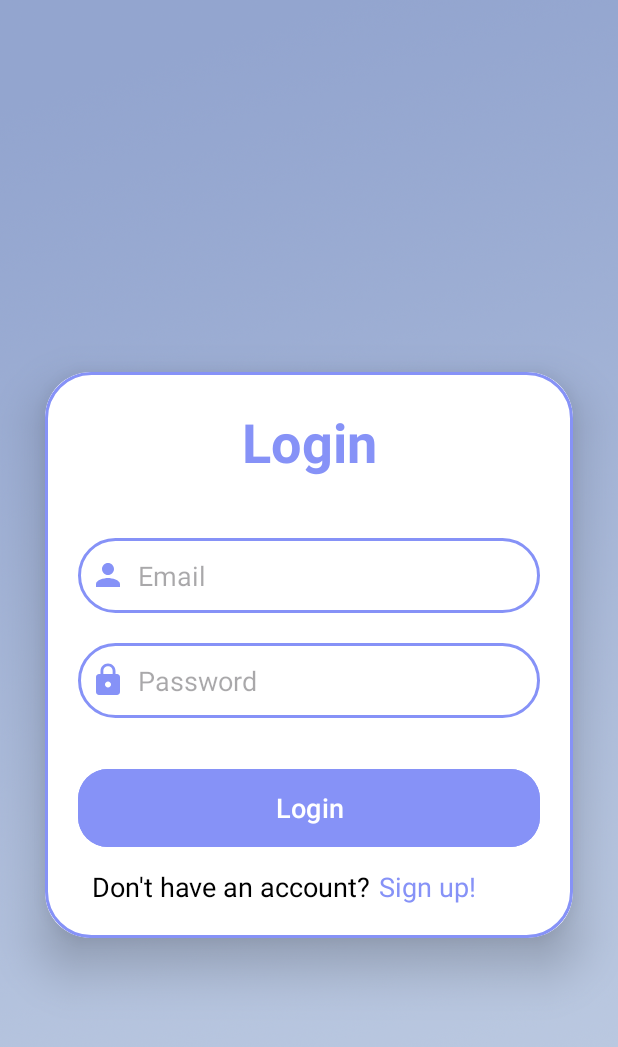
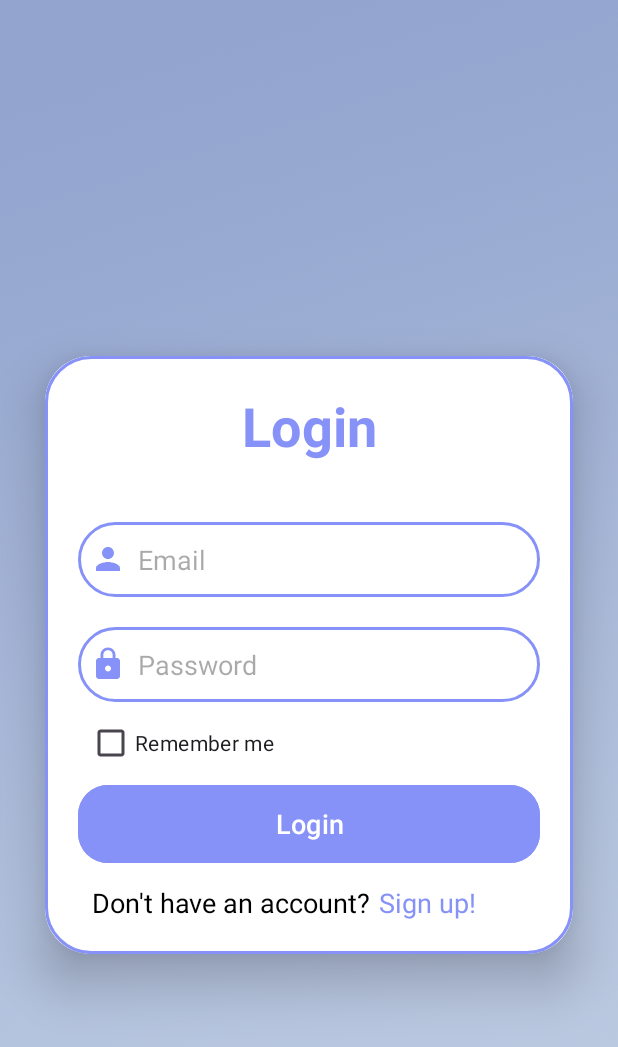
Before and after one commit to eminozkan/rating-application-mobile, an Android app: the screen it shows after launch (AuthenticationActivity), on a phone screen of 412 x 824 dp. Shown: the top 1047 px of the screen. Run offline under Robolectric (Android 15) with nearby library versions, the phone set to English and light mode, and no system bars.

Commit message:
Add remember me checkbox

```diff
--- a/app/src/main/res/layout/fragment_login.xml
+++ b/app/src/main/res/layout/fragment_login.xml
@@ -61,6 +61,14 @@
                 android:drawableLeft="@drawable/baseline_lock_24"
                 android:textColor="@color/black"
                 android:drawablePadding="8dp"/>
+            <CheckBox
+                android:layout_width="match_parent"
+                android:layout_height="match_parent"
+                android:text="Remember me"
+                android:id="@+id/btn_remember"
+                android:layout_marginTop="3dp"
+                android:layout_marginLeft="6dp"
+                />
 
             <Button
                 android:layout_width="match_parent"
@@ -68,7 +76,6 @@
                 android:text="Login"
                 android:id="@+id/btn_login"
                 android:textSize="18sp"
-                android:layout_marginTop="30dp"
                 android:backgroundTint="@color/lavender"
                 app:cornerRadius = "20dp"/>
 
```
